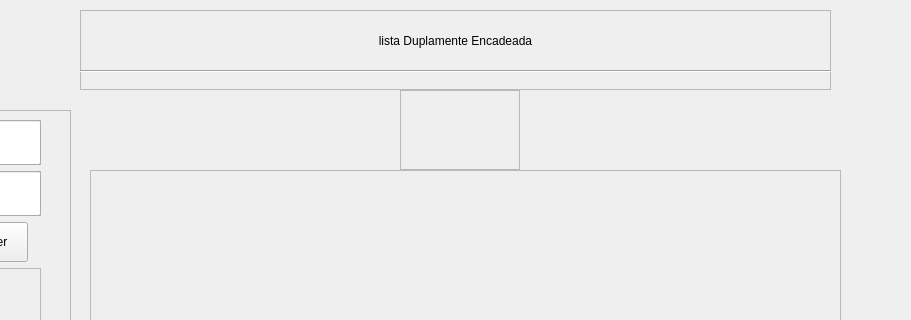
This is untitled4/janelaLDE.ui in LPfontes/Projeto_estrutura_de-dados as Qt 5 draws it before an edit; both pictures show x 240 to 1151 and y 0 to 320 of the 1260 by 903 pixel window. The edited form follows.
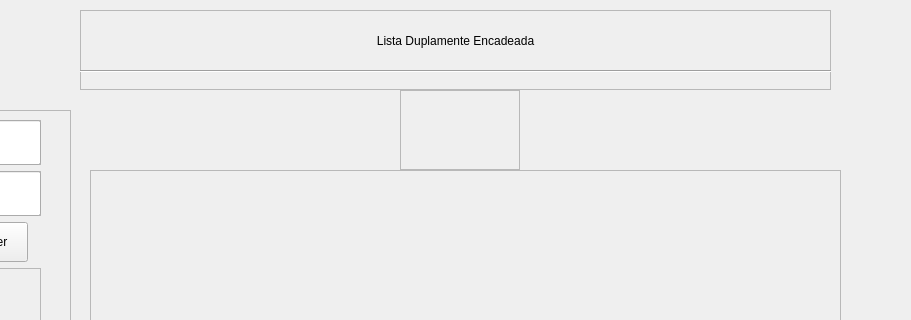
This is the edited form.

```diff
--- a/untitled4/janelaLDE.ui
+++ b/untitled4/janelaLDE.ui
@@ -57,7 +57,7 @@
          </rect>
         </property>
         <property name="text">
-         <string>lista Duplamente Encadeada</string>
+         <string>Lista Duplamente Encadeada</string>
         </property>
         <property name="alignment">
          <set>Qt::AlignCenter</set>
```
